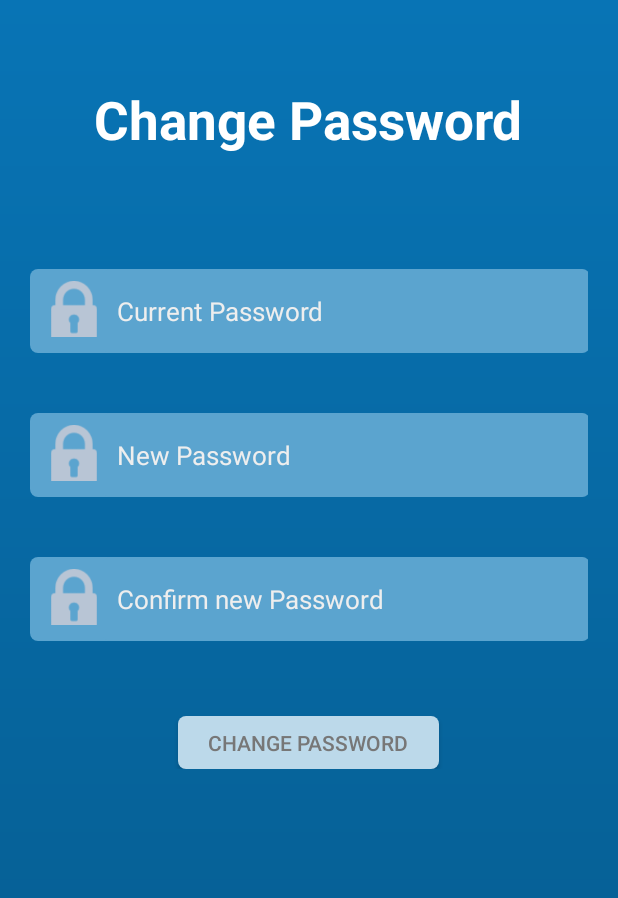
After one commit to dominiciorganda/BitcoinTrader-mobile, an Android app: the ChangePasswordActivity screen opened directly, with no data from a screen before it, on a phone screen of 412 x 824 dp. The commit adds this screen. Shown: the top 898 px of the screen. Run offline under Robolectric (Android 15) with nearby library versions, the phone set to English and light mode, and no system bars; network calls fail.

Commit message:
added account and change password functionality, changed design

```diff
--- a/app/src/main/AndroidManifest.xml
+++ b/app/src/main/AndroidManifest.xml
@@ -13,7 +13,9 @@
         android:supportsRtl="true"
         android:theme="@style/AppTheme"
         android:usesCleartextTraffic="true">
-        <activity android:name=".Activities.AnalyticsActivity"></activity>
+        <activity android:name=".Activities.ChangePasswordActivity"></activity>
+        <activity android:name=".Activities.AccountActivity" />
+        <activity android:name=".Activities.AnalyticsActivity" />
         <activity android:name=".Activities.StatisticPredictionActivity" />
         <activity android:name=".Activities.CardActivity" />
         <activity android:name=".Activities.TransactionActivity" />
--- /dev/null
+++ b/app/src/main/java/com/example/bitcointrader/Activities/ChangePasswordActivity.java
@@ -0,0 +1,81 @@
+package com.example.bitcointrader.Activities;
+
+import androidx.appcompat.app.AppCompatActivity;
+
+import android.content.Intent;
+import android.os.Bundle;
+import android.view.View;
+import android.widget.Button;
+import android.widget.EditText;
+import android.widget.Toast;
+
+import com.example.bitcointrader.R;
+import com.example.bitcointrader.Request.IRequestCallBack;
+import com.example.bitcointrader.Request.RequestRetriever;
+import com.example.bitcointrader.util.Urls;
+
+import org.json.JSONException;
+import org.json.JSONObject;
+
+public class ChangePasswordActivity extends AppCompatActivity {
+
+    private RequestRetriever requestRetriever = new RequestRetriever();
+    private EditText oldPassword, newPassword, confirmPassword;
+    private Button change;
+
+    @Override
+    protected void onCreate(Bundle savedInstanceState) {
+        super.onCreate(savedInstanceState);
+        setContentView(R.layout.activity_change_password);
+
+        oldPassword = findViewById(R.id.changePassword);
+        newPassword = findViewById(R.id.changeNewPassword);
+        confirmPassword = findViewById(R.id.changeConfirmPassword);
+        change = findViewById(R.id.changeChange);
+
+        change.setOnClickListener(new View.OnClickListener() {
+            @Override
+            public void onClick(View view) {
+                if (validatePassword()) {
+                    JSONObject body = new JSONObject();
+                    try {
+                        body.put("oldPassword", oldPassword.getText().toString());
+                        body.put("newPassword", newPassword.getText().toString());
+
+                    } catch (JSONException e) {
+                        e.printStackTrace();
+                    }
+                    requestRetriever.transaction(Urls.CHANGE, getApplicationContext(), new IRequestCallBack() {
+                        @Override
+                        public void onSuccess(Object response) {
+                            String data = response.toString();
+
+                            if (data.equals("error"))
+                                Toast.makeText(getApplicationContext(), "Error", Toast.LENGTH_SHORT).show();
+                            else {
+                                Toast.makeText(getApplicationContext(), "Password Changed Succesfully", Toast.LENGTH_LONG).show();
+                                finish();
+                            }
+                        }
+                    }, body);
+                } else
+                    Toast.makeText(getApplicationContext(), "Invalid input", Toast.LENGTH_SHORT).show();
+            }
+        });
+
+
+    }
+
+    private boolean validatePassword() {
+        String password = oldPassword.getText().toString();
+        String newPassw = newPassword.getText().toString();
+        String confPassword = confirmPassword.getText().toString();
+        if (newPassw.length() != confPassword.length())
+            return false;
+        if (password.length() < 6 || password.length() > 30)
+            return false;
+        if (newPassw.length() < 6 || newPassw.length() > 30)
+            return false;
+        return newPassw.equals(confPassword);
+    }
+}
--- a/app/src/main/java/com/example/bitcointrader/Activities/Intro.java
+++ b/app/src/main/java/com/example/bitcointrader/Activities/Intro.java
@@ -52,7 +52,7 @@ public class Intro extends AppCompatActivity {
         accountButton.setOnClickListener(new View.OnClickListener() {
             @Override
             public void onClick(View view) {
-                System.out.println("account");
+                startActivity(new Intent(Intro.this, AccountActivity.class));
             }
         });
     }
--- a/app/src/main/java/com/example/bitcointrader/Activities/PredictionActivity.java
+++ b/app/src/main/java/com/example/bitcointrader/Activities/PredictionActivity.java
@@ -73,7 +73,7 @@ public class PredictionActivity extends AppCompatActivity {
                 chart.setVisibility(View.VISIBLE);
                 linearLayout.setVisibility(View.VISIBLE);
 
-                textView.setText("" + coin + " price prediction");
+                textView.setText("" + coin + " Price Prediction");
                 information.setVisibility(View.VISIBLE);
             }
         }, 4500);
--- a/app/src/main/java/com/example/bitcointrader/Activities/RegisterActivity.java
+++ b/app/src/main/java/com/example/bitcointrader/Activities/RegisterActivity.java
@@ -60,7 +60,7 @@ public class RegisterActivity extends AppCompatActivity {
                                 Toast.makeText(getApplicationContext(), "Wrong register credetentials", Toast.LENGTH_SHORT).show();
                             else {
                                 Toast.makeText(getApplicationContext(), "Activate your account via email", Toast.LENGTH_LONG).show();
-                                startActivity(new Intent(RegisterActivity.this, LoginActivity.class));
+                                finish();
                             }
                         }
                     }, body);
--- a/app/src/main/java/com/example/bitcointrader/Request/RequestRetriever.java
+++ b/app/src/main/java/com/example/bitcointrader/Request/RequestRetriever.java
@@ -58,6 +58,7 @@ public class RequestRetriever {
                         CommonUtils.putPrefString(context, "token", user.getToken());
                         CommonUtils.putPrefString(context, "username", user.getUsername());
                         CommonUtils.putPrefString(context, "money", user.getMoney());
+                        CommonUtils.putPrefString(context, "email", user.getEmail());
                         callBack.onSuccess("succes");
                     }
                 }
--- a/app/src/main/java/com/example/bitcointrader/util/Urls.java
+++ b/app/src/main/java/com/example/bitcointrader/util/Urls.java
@@ -14,6 +14,7 @@ public class Urls {
     public static final String AUTH = ROOT + "/auth";
     public static final String LOGIN = AUTH + "/login";
     public static final String REGISTER = AUTH + "/register";
+    public static final String CHANGE = AUTH + "/changePassword";
     public static final String WALLET = ROOT + "/wallet";
     public static final String TRANSACTION = WALLET + "/makeTransaction";
     public static final String AllTRANSACTIONS = WALLET + "/allTransactions";
--- /dev/null
+++ b/app/src/main/res/layout/activity_change_password.xml
@@ -0,0 +1,200 @@
+<?xml version="1.0" encoding="utf-8"?>
+<RelativeLayout xmlns:android="http://schemas.android.com/apk/res/android"
+
+    android:layout_width="match_parent"
+    android:layout_height="match_parent"
+   >
+
+    <LinearLayout
+        android:layout_width="match_parent"
+        android:layout_height="match_parent"
+        android:orientation="vertical">
+
+        <ImageView
+            android:layout_width="match_parent"
+            android:layout_height="0dp"
+            android:layout_weight="4"
+            android:scaleType="centerCrop"
+            android:src="@drawable/ic_register" />
+
+
+    </LinearLayout>
+
+
+    <LinearLayout
+        android:layout_width="match_parent"
+        android:layout_height="wrap_content"
+        android:gravity="center"
+        android:orientation="vertical">
+
+        <TextView
+            android:layout_width="wrap_content"
+            android:layout_height="wrap_content"
+            android:layout_margin="?actionBarSize"
+            android:text="Change Password"
+            android:textColor="#fff"
+            android:textSize="35sp"
+            android:textStyle="bold"/>
+
+        <LinearLayout
+            android:layout_width="match_parent"
+            android:layout_height="56dp"
+            android:layout_margin="20dp"
+            android:background="@drawable/rounded_corner"
+            android:weightSum="2"
+
+            >
+
+            <LinearLayout
+                android:layout_width="wrap_content"
+                android:layout_height="wrap_content"
+                android:layout_weight="1"
+                android:gravity="center">
+
+                <ImageView
+                    android:layout_width="40dp"
+                    android:layout_height="40dp"
+                    android:layout_marginLeft="10dp"
+                    android:layout_marginTop="5dp"
+                    android:src="@drawable/pswd" />
+            </LinearLayout>
+
+            <LinearLayout
+                android:layout_width="325dp"
+                android:layout_height="56dp"
+                android:layout_weight="1"
+                android:gravity="center">
+
+                <EditText
+                    android:id="@+id/changePassword"
+                    android:layout_width="325dp"
+                    android:layout_height="56dp"
+                    android:background="@drawable/rounded_corner"
+                    android:hint="Current Password"
+                    android:inputType="textPassword"
+                    android:paddingStart="10dp"
+                    android:paddingLeft="10dp"
+                    android:textColor="#fff"
+                    android:textColorHint="#eee"
+                    android:textSize="17sp" />
+            </LinearLayout>
+
+
+        </LinearLayout>
+
+        <LinearLayout
+            android:layout_width="match_parent"
+            android:layout_height="56dp"
+            android:layout_margin="20dp"
+            android:background="@drawable/rounded_corner"
+            android:weightSum="2"
+
+            >
+
+            <LinearLayout
+                android:layout_width="wrap_content"
+                android:layout_height="wrap_content"
+                android:layout_weight="1"
+                android:gravity="center">
+
+                <ImageView
+                    android:layout_width="40dp"
+                    android:layout_height="40dp"
+                    android:layout_marginLeft="10dp"
+                    android:layout_marginTop="5dp"
+                    android:src="@drawable/pswd" />
+            </LinearLayout>
+
+            <LinearLayout
+                android:layout_width="325dp"
+                android:layout_height="56dp"
+                android:layout_weight="1"
+                android:gravity="center">
+
+                <EditText
+                    android:id="@+id/changeNewPassword"
+                    android:layout_width="325dp"
+                    android:layout_height="56dp"
+                    android:background="@drawable/rounded_corner"
+                    android:hint="New Password"
+                    android:inputType="textPassword"
+                    android:paddingStart="10dp"
+                    android:paddingLeft="10dp"
+                    android:textColor="#fff"
+                    android:textColorHint="#eee"
+                    android:textSize="17sp" />
+            </LinearLayout>
+
+
+        </LinearLayout>
+
+        <LinearLayout
+            android:layout_width="match_parent"
+            android:layout_height="56dp"
+            android:layout_margin="20dp"
+            android:background="@drawable/rounded_corner"
+            android:weightSum="2"
+
+            >
+
+            <LinearLayout
+                android:layout_width="wrap_content"
+                android:layout_height="wrap_content"
+                android:layout_weight="1"
+                android:gravity="center">
+
+                <ImageView
+                    android:layout_width="40dp"
+                    android:layout_height="40dp"
+                    android:layout_marginLeft="10dp"
+                    android:layout_marginTop="5dp"
+                    android:src="@drawable/pswd" />
+            </LinearLayout>
+
+            <LinearLayout
+                android:layout_width="325dp"
+                android:layout_height="56dp"
+                android:layout_weight="1"
+                android:gravity="center">
+
+                <EditText
+                    android:id="@+id/changeConfirmPassword"
+                    android:layout_width="325dp"
+                    android:layout_height="56dp"
+                    android:background="@drawable/rounded_corner"
+                    android:hint="Confirm new Password"
+                    android:inputType="textPassword"
+                    android:paddingStart="10dp"
+                    android:paddingLeft="10dp"
+                    android:textColor="#fff"
+                    android:textColorHint="#eee"
+                    android:textSize="17sp" />
+            </LinearLayout>
+
+
+        </LinearLayout>
+
+        <LinearLayout
+            android:layout_width="wrap_content"
+            android:layout_height="30dp"
+        />
+
+
+
+        <Button
+            android:id="@+id/changeChange"
+            android:layout_width="wrap_content"
+            android:layout_height="35dp"
+            android:background="@drawable/rounded_corner_button"
+            android:paddingLeft="20dp"
+            android:paddingRight="20dp"
+            android:text="Change Password"
+            android:textColor="#777" />
+
+
+    </LinearLayout>
+
+
+
+
+</RelativeLayout>
```
Also changed, not shown: app/src/main/java/com/example/bitcointrader/Activities/AccountActivity.java (added, +39 -0 lines), app/src/main/java/com/example/bitcointrader/Activities/AnalyticsActivity.java (+11 -1 lines), app/src/main/java/com/example/bitcointrader/Entities/User.java (+16 -0 lines), app/src/main/res/drawable-v24/ic_account.xml (added, +28 -0 lines), app/src/main/res/layout/activity_account.xml (added, +273 -0 lines), app/src/main/res/layout/activity_analytics.xml (+14 -0 lines).
